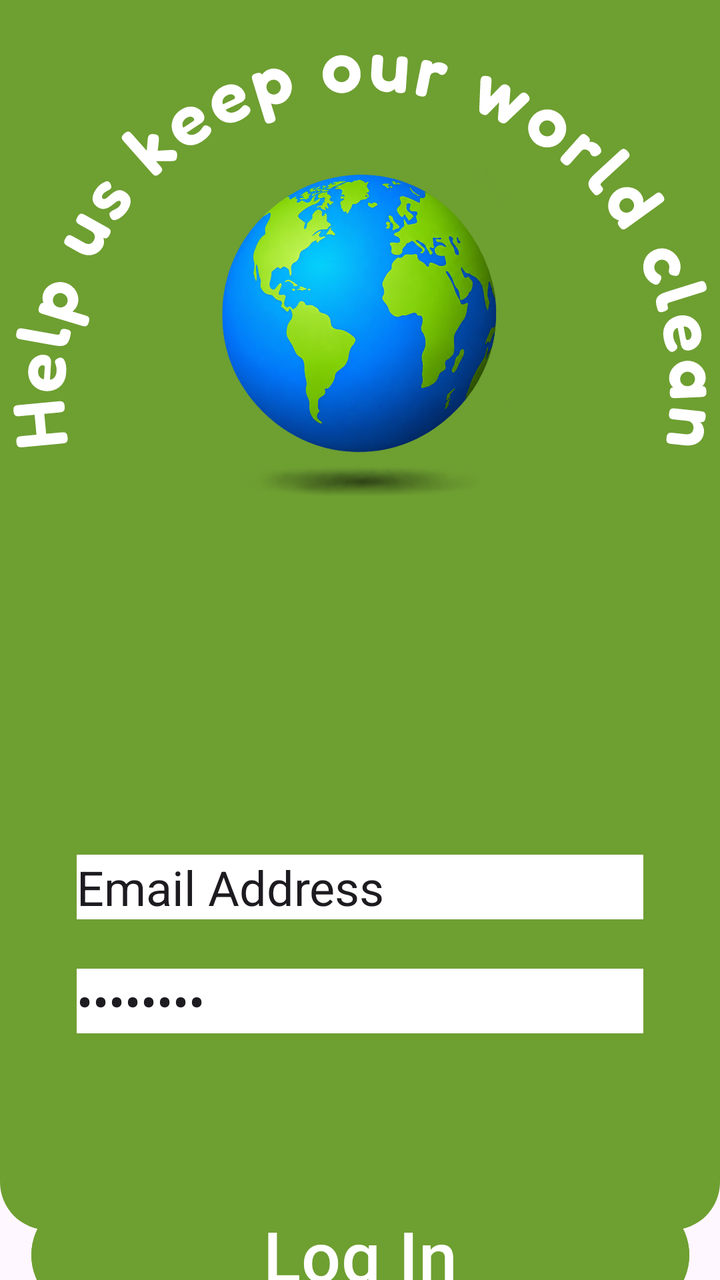
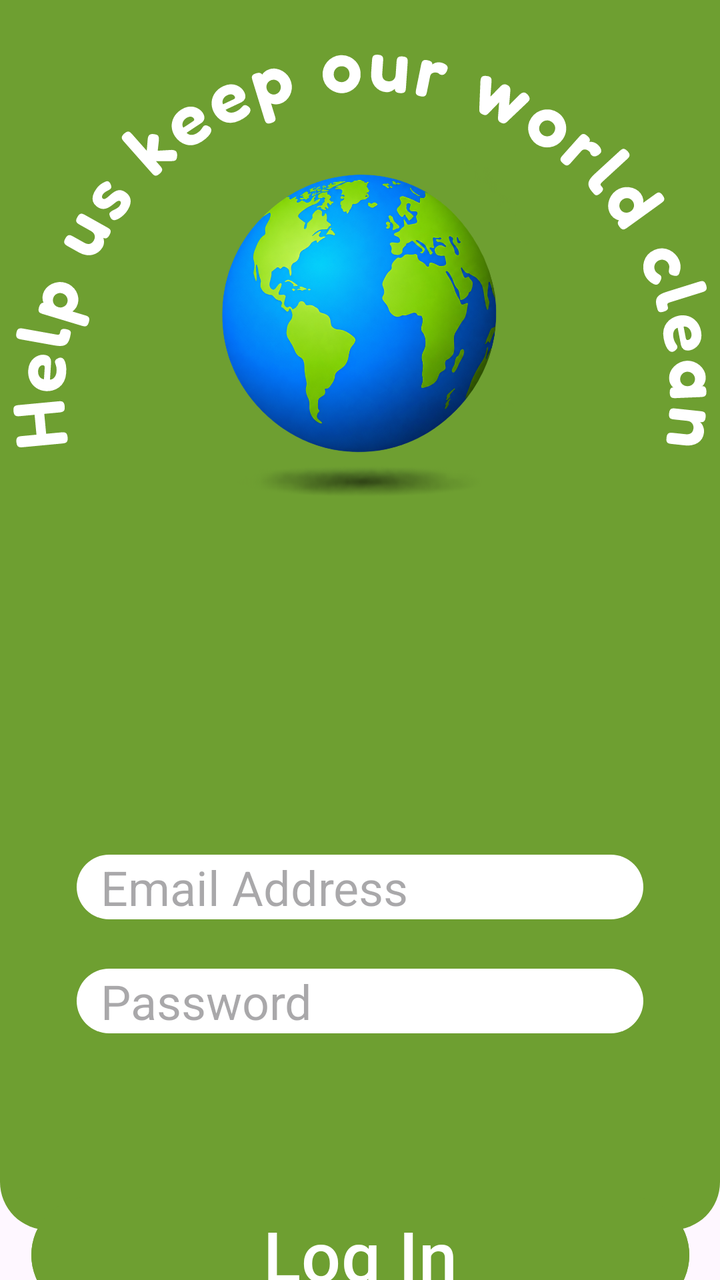

Screens rendered from an Android XML layout before and after an edit, with the pre-edit source and the edit as a unified diff.
<!-- AndroidManifest.xml: application theme Theme.MyApplication -->
<!-- res/layout/activity_login.xml -->
<?xml version="1.0" encoding="utf-8"?>
<androidx.constraintlayout.widget.ConstraintLayout xmlns:android="http://schemas.android.com/apk/res/android"
    xmlns:app="http://schemas.android.com/apk/res-auto"
    xmlns:tools="http://schemas.android.com/tools"
    android:id="@+id/main"
    android:layout_width="match_parent"
    android:layout_height="match_parent"
    tools:context=".ui.login.LoginActivity">

    <View
        android:id="@+id/greenBackground"
        android:layout_width="0dp"
        android:layout_height="615dp"
        android:background="@drawable/rounded_bg_green"
        app:layout_constraintBottom_toBottomOf="parent"
        app:layout_constraintEnd_toEndOf="parent"
        app:layout_constraintStart_toStartOf="parent"
        app:layout_constraintTop_toTopOf="parent"
        app:layout_constraintVertical_bias="0.0" />

    <ImageView
        android:id="@+id/imageView2"
        android:layout_width="0dp"
        android:layout_height="wrap_content"
        app:tint="@color/white"
        app:layout_constraintBottom_toBottomOf="@+id/recycleIcon2"
        app:layout_constraintEnd_toEndOf="parent"
        app:layout_constraintStart_toStartOf="parent"
        app:layout_constraintTop_toTopOf="@+id/greenBackground"
        app:layout_constraintVertical_bias="0.0"
        app:srcCompat="@drawable/help_us_keep_our_world_clean" />

    <ImageView
        android:id="@+id/recycleIcon2"
        android:layout_width="218dp"
        android:layout_height="213dp"
        app:layout_constraintBottom_toBottomOf="parent"
        app:layout_constraintEnd_toEndOf="parent"
        app:layout_constraintHorizontal_bias="0.497"
        app:layout_constraintStart_toStartOf="parent"
        app:layout_constraintTop_toTopOf="parent"
        app:layout_constraintVertical_bias="0.138"
        app:srcCompat="@drawable/globe" />

    <EditText
        android:id="@+id/editTextTextEmailAddress2"
        android:layout_width="wrap_content"
        android:layout_height="wrap_content"
        android:background="@color/white"
        android:ems="10"
        android:inputType="textEmailAddress"
        android:text="Email Address"
        android:textSize="24sp"
        app:layout_constraintBottom_toBottomOf="@id/greenBackground"
        app:layout_constraintEnd_toEndOf="parent"
        app:layout_constraintStart_toStartOf="parent"
        app:layout_constraintTop_toBottomOf="@id/recycleIcon2" />

    <EditText
        android:id="@+id/editTextNumberPassword2"
        android:layout_width="wrap_content"
        android:layout_height="wrap_content"
        android:background="@color/white"
        android:ems="10"
        android:inputType="numberPassword"
        android:text="Password"
        android:textSize="24sp"
        app:layout_constraintBottom_toBottomOf="@+id/greenBackground"
        app:layout_constraintEnd_toEndOf="parent"
        app:layout_constraintStart_toStartOf="parent"
        app:layout_constraintTop_toBottomOf="@+id/editTextTextEmailAddress2"
        app:layout_constraintVertical_bias="0.20" />

    <Button
        android:id="@+id/signUp2"
        android:layout_width="329dp"
        android:layout_height="wrap_content"
        android:backgroundTint="@color/BackGroundGreen"
        android:text="Log In"
        android:textSize="34.8sp"
        app:layout_constraintBottom_toBottomOf="parent"
        app:layout_constraintEnd_toEndOf="parent"
        app:layout_constraintStart_toStartOf="parent"
        app:layout_constraintTop_toBottomOf="@+id/greenBackground" />

    <ProgressBar
        android:id="@+id/loading"
        android:layout_width="wrap_content"
        android:layout_height="wrap_content"
        android:layout_gravity="center"
        android:layout_marginTop="64dp"
        android:layout_marginBottom="64dp"
        android:visibility="gone"
        app:layout_constraintBottom_toBottomOf="parent"
        app:layout_constraintTop_toTopOf="parent"
        app:layout_constraintVertical_bias="0.3" />

</androidx.constraintlayout.widget.ConstraintLayout>
<!-- resources referenced by this layout -->
<resources>
  <color name="BackGroundGreen">#6E9F31</color>
  <color name="white">#FFFFFFFF</color>
  <!-- drawable globe: png bitmap (drawable, 728466 bytes) -->
  <!-- drawable help_us_keep_our_world_clean: vector/xml drawable (drawable, 20285 chars, omitted) -->
  <!-- drawable rounded_bg_green (drawable) -->
  <?xml version="1.0" encoding="utf-8"?>
  <shape xmlns:android="http://schemas.android.com/apk/res/android"
      android:shape="rectangle">
  
      <solid android:color="@color/BackGroundGreen" />
  
      <corners android:bottomLeftRadius="24dp"
              android:bottomRightRadius="24dp" />
  
  </shape>
  <style name="Theme.MyApplication" parent="Theme.MaterialComponents.DayNight.NoActionBar" />
</resources>

<!-- the commit's change to res/layout/activity_login.xml (unified diff, before → after) -->
@@ -43,13 +43,13 @@
         app:srcCompat="@drawable/globe" />
 
     <EditText
-        android:id="@+id/editTextTextEmailAddress2"
+        android:id="@+id/username"
         android:layout_width="wrap_content"
         android:layout_height="wrap_content"
-        android:background="@color/white"
+        android:background="@drawable/rounded_bg"
         android:ems="10"
+        android:hint="  Email Address"
         android:inputType="textEmailAddress"
-        android:text="Email Address"
         android:textSize="24sp"
         app:layout_constraintBottom_toBottomOf="@id/greenBackground"
         app:layout_constraintEnd_toEndOf="parent"
@@ -57,22 +57,22 @@
         app:layout_constraintTop_toBottomOf="@id/recycleIcon2" />
 
     <EditText
-        android:id="@+id/editTextNumberPassword2"
+        android:id="@+id/password"
         android:layout_width="wrap_content"
         android:layout_height="wrap_content"
-        android:background="@color/white"
+        android:background="@drawable/rounded_bg"
         android:ems="10"
+        android:hint="  Password"
         android:inputType="numberPassword"
-        android:text="Password"
         android:textSize="24sp"
         app:layout_constraintBottom_toBottomOf="@+id/greenBackground"
         app:layout_constraintEnd_toEndOf="parent"
         app:layout_constraintStart_toStartOf="parent"
-        app:layout_constraintTop_toBottomOf="@+id/editTextTextEmailAddress2"
+        app:layout_constraintTop_toBottomOf="@+id/username"
         app:layout_constraintVertical_bias="0.20" />
 
     <Button
-        android:id="@+id/signUp2"
+        android:id="@+id/login"
         android:layout_width="329dp"
         android:layout_height="wrap_content"
         android:backgroundTint="@color/BackGroundGreen"
@@ -93,6 +93,8 @@
         android:visibility="gone"
         app:layout_constraintBottom_toBottomOf="parent"
         app:layout_constraintTop_toTopOf="parent"
+        app:layout_constraintStart_toStartOf="parent"
+        app:layout_constraintEnd_toEndOf="parent"
         app:layout_constraintVertical_bias="0.3" />
 
 </androidx.constraintlayout.widget.ConstraintLayout>
<!-- resource entries referenced after the edit -->
@@ -4,6 +4,16 @@
   <color name="white">#FFFFFFFF</color>
   <!-- drawable globe: png bitmap (drawable, 728466 bytes) -->
   <!-- drawable help_us_keep_our_world_clean: vector/xml drawable (drawable, 20285 chars, omitted) -->
+  <!-- drawable rounded_bg (drawable) -->
+  <?xml version="1.0" encoding="utf-8"?>
+  <shape xmlns:android="http://schemas.android.com/apk/res/android"
+      android:shape="rectangle">
+  
+      <solid android:color="@color/white" />
+  
+      <corners android:radius="24dp" />
+  
+  </shape>
   <!-- drawable rounded_bg_green (drawable) -->
   <?xml version="1.0" encoding="utf-8"?>
   <shape xmlns:android="http://schemas.android.com/apk/res/android"
